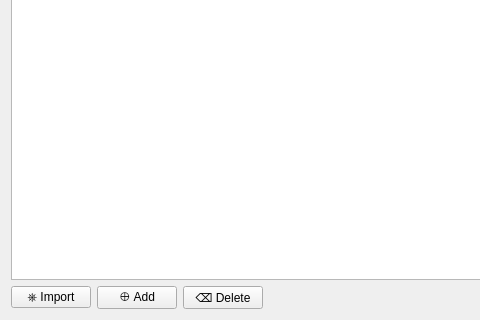
The window that src/gui_config/sr_injection_tab.ui (hgiesel/anki_set_randomizer) describes before a commit, drawn with Qt 5; both pictures show x 0 to 480 and y 131 to 451 of the 776 by 451 pixel window.
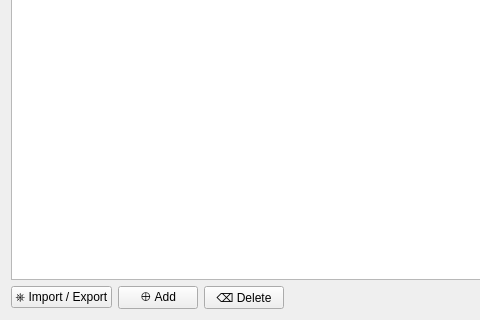
The same window after the commit.

Commit message: Implement remaining imports (iter, iterations, inj, injections)

What changed in the file:
```diff
--- a/src/gui_config/sr_injection_tab.ui
+++ b/src/gui_config/sr_injection_tab.ui
@@ -58,7 +58,7 @@
    <item row="2" column="0">
     <widget class="QPushButton" name="importButton">
      <property name="text">
-      <string>⎈ Import</string>
+      <string>⎈ Import / Export</string>
      </property>
     </widget>
    </item>
```
The commit also changes 21 other files.
